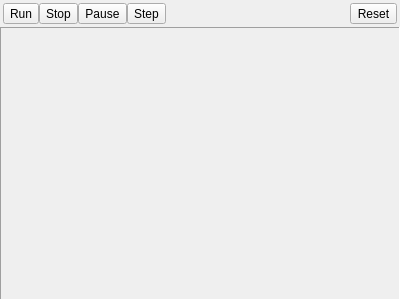
Above: viewers/emulator/nesemulatordialog.ui from christopherpow/nesicide before the change. Below: the same form after it.
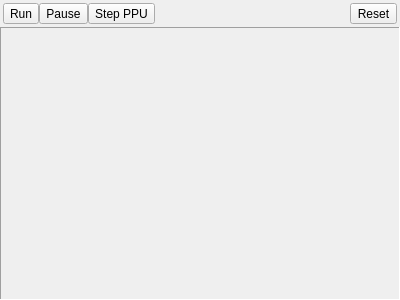
That is the form after the change. Icons and pictures are not drawn.

Patch:
```diff
--- a/viewers/emulator/nesemulatordialog.ui
+++ b/viewers/emulator/nesemulatordialog.ui
@@ -45,29 +45,6 @@
        </property>
       </widget>
      </item>
-     <item>
-      <widget class="QToolButton" name="stopButton">
-       <property name="enabled">
-        <bool>true</bool>
-       </property>
-       <property name="text">
-        <string>Stop</string>
-       </property>
-       <property name="icon">
-        <iconset resource="../../resource.qrc">
-         <normaloff>:/resources/stock_media-stop.svg</normaloff>:/resources/stock_media-stop.svg</iconset>
-       </property>
-       <property name="iconSize">
-        <size>
-         <width>16</width>
-         <height>16</height>
-        </size>
-       </property>
-       <property name="toolButtonStyle">
-        <enum>Qt::ToolButtonTextBesideIcon</enum>
-       </property>
-      </widget>
-     </item>
      <item>
       <widget class="QToolButton" name="pauseButton">
        <property name="enabled">
@@ -97,7 +74,7 @@
         <bool>true</bool>
        </property>
        <property name="text">
-        <string>Step</string>
+        <string>Step PPU</string>
        </property>
        <property name="icon">
         <iconset resource="../../resource.qrc">
```
